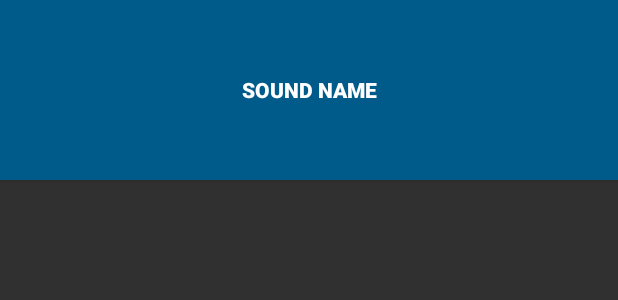
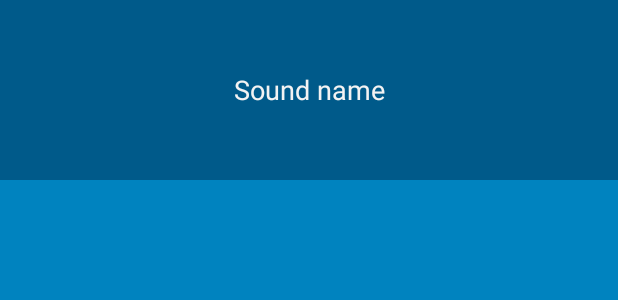
Before and after one commit to khotiun/BeatBox, an Android app: the layout list_item_sound.xml on its own in the app's theme, with its tools: preview values and no code run, on a phone screen of 412 x 824 dp. Shown: the top 300 px of the screen. Run offline under Robolectric (Android 15) with nearby library versions, the phone set to English and light mode, and no system bars.

Commit message:
Overridden topic attributes.

```diff
--- a/app/src/main/res/layout/list_item_sound.xml
+++ b/app/src/main/res/layout/list_item_sound.xml
@@ -1,7 +1,6 @@
 <?xml version="1.0" encoding="utf-8"?>
 <Button xmlns:android="http://schemas.android.com/apk/res/android"
         xmlns:tools="http://schemas.android.com/tools"
-        style="@style/BeatBoxButton.Strong"
         android:id="@+id/list_item_sound_button"
         android:layout_width="match_parent"
         android:layout_height="120dp"
--- a/app/src/main/res/values/styles.xml
+++ b/app/src/main/res/values/styles.xml
@@ -3,17 +3,15 @@
     <!-- Base application theme. -->
     <style name="AppTheme" parent="Theme.AppCompat">
         <!-- Customize your theme here. -->
-        <item name="colorPrimary">@color/colorPrimary</item>
-        <item name="colorPrimaryDark">@color/colorPrimaryDark</item>
-        <item name="colorAccent">@color/colorAccent</item>
+        <item name="colorPrimary">@color/red</item>
+        <item name="colorPrimaryDark">@color/dark_red</item>
+        <item name="colorAccent">@color/gray</item>
+        <item name="android:colorBackground">@color/soothing_blue</item>
+        <item name="android:buttonStyle">@style/BeatBoxButton</item>
     </style>
 
-    <style name="BeatBoxButton">
+    <style name="BeatBoxButton" parent="android:style/Widget.Holo.Button">
         <item name="android:background">@color/dark_blue</item>
     </style>
 
-    <style name="BeatBoxButton.Strong">
-        <item name="android:textStyle">bold</item>
-    </style>
-
 </resources>
```
